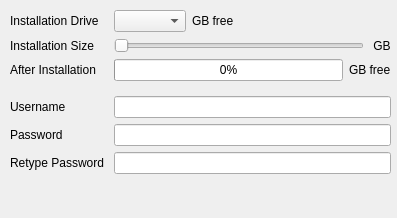
Old version of the form playground/gsoc/pawn/src/gui/widgetConfiguration.ui in the repository pars-linux/uludag.
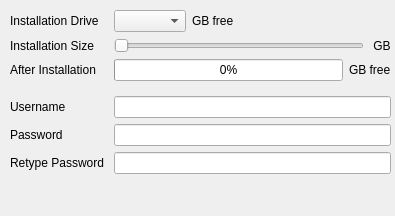
New version of the form.

What changed in the file:
```diff
--- a/playground/gsoc/pawn/src/gui/widgetConfiguration.ui
+++ b/playground/gsoc/pawn/src/gui/widgetConfiguration.ui
@@ -6,8 +6,8 @@
    <rect>
     <x>0</x>
     <y>0</y>
-    <width>397</width>
-    <height>218</height>
+    <width>395</width>
+    <height>216</height>
    </rect>
   </property>
   <property name="windowTitle">
```
Left out of the diff: 9 changed lines with no effect on the pictures.
